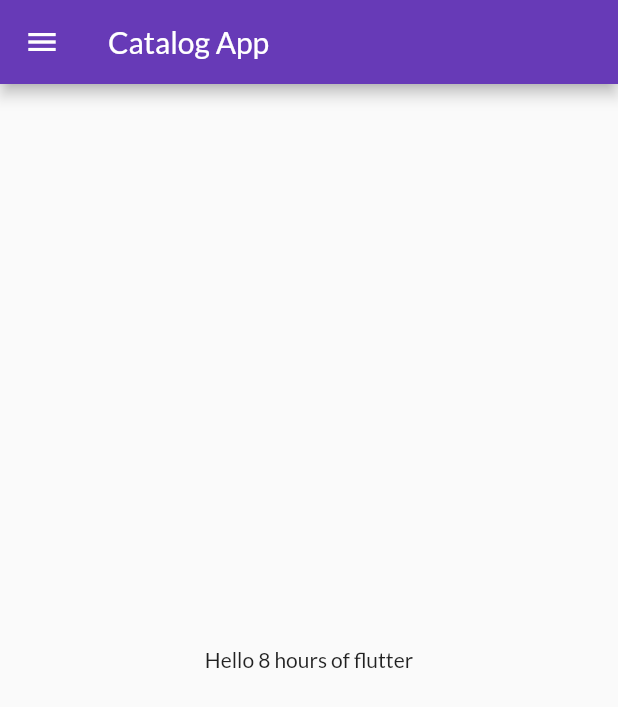
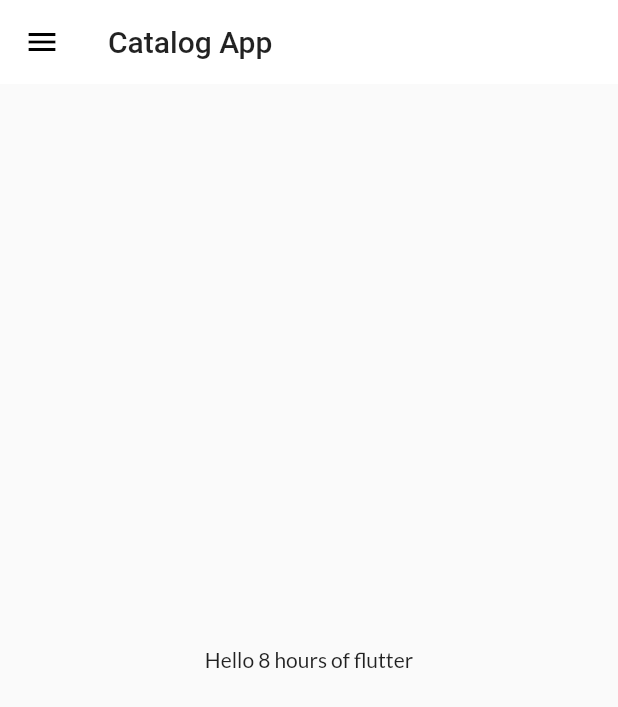
Before and after one commit to cyblogerz/Online-store-app, a Flutter app: the screen it shows after launch, on a phone screen of 412 x 824 dp. Shown: the top 707 px of the screen. Run offline on Flutter 3.47's test engine with Material 2 defaults, Android fonts, the phone set to English and light mode, and no system bars; our stand-ins replace google_fonts.

Commit message:
added themes

```diff
--- /dev/null
+++ b/lib/Widgets/themes.dart
@@ -0,0 +1,20 @@
+import 'package:flutter/material.dart';
+import 'package:google_fonts/google_fonts.dart';
+
+class MyTheme {
+  static ThemeData lighttheme(BuildContext context) => ThemeData(
+        //primaryswatch adds different shades of the colour
+        primarySwatch: Colors.deepPurple,
+        fontFamily: GoogleFonts.lato().fontFamily,
+        primaryTextTheme: GoogleFonts.latoTextTheme(),
+        appBarTheme: AppBarTheme(
+            color: Colors.white,
+            elevation: 0.0,
+            iconTheme: IconThemeData(color: Colors.black),
+            textTheme: Theme.of(context).textTheme),
+      );
+
+  static ThemeData darktheme(BuildContext context) => ThemeData(
+        brightness: Brightness.dark,
+      );
+}
--- a/lib/main.dart
+++ b/lib/main.dart
@@ -1,4 +1,5 @@
 import 'package:flutter/material.dart';
+import 'package:flutter_catalog/Widgets/themes.dart';
 import 'package:flutter_catalog/screens/loginpage.dart';
 import 'package:flutter_catalog/utils/routes.dart';
 import 'screens/homepage.dart';
@@ -21,12 +22,9 @@ class _MyAppState extends State<MyApp> {
   Widget build(BuildContext context) {
     return MaterialApp(
       debugShowCheckedModeBanner: false,
-      theme: ThemeData(
-        //primaryswatch adds different shades of the colour
-        primarySwatch: Colors.deepPurple,
-        fontFamily: GoogleFonts.lato().fontFamily,
-        primaryTextTheme: GoogleFonts.latoTextTheme(),
-      ),
+      themeMode: ThemeMode.light,
+      theme: MyTheme.lighttheme(context),
+      darkTheme: MyTheme.darktheme(context),
       initialRoute: MyRoutes.homeroute,
       routes: {
         MyRoutes.homeroute: (context) => HomePage(),
--- a/lib/screens/homepage.dart
+++ b/lib/screens/homepage.dart
@@ -10,7 +10,6 @@ class HomePage extends StatelessWidget {
       appBar: AppBar(
         title: Text(
           'Catalog App',
-          style: TextStyle(color: Colors.white),
         ),
       ),
       body: Center(
```
